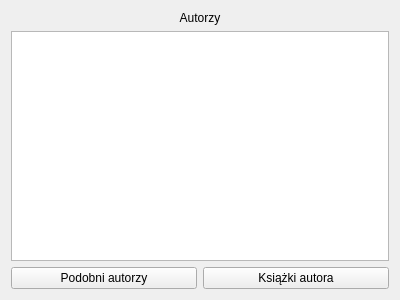
First picture: the form in Views/listAuthorUi.ui, repository Aniket1900/BookDatabase, before the edit.
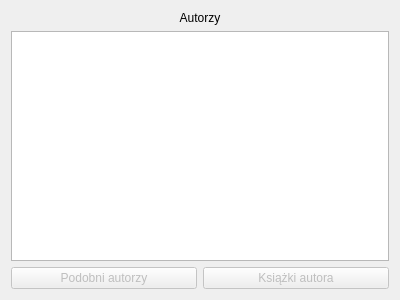
Second picture: the form after the edit.

```diff
--- a/Views/listAuthorUi.ui
+++ b/Views/listAuthorUi.ui
@@ -31,13 +31,19 @@
     <layout class="QHBoxLayout" name="horizontalLayout">
      <item>
       <widget class="QPushButton" name="pushButton">
+       <property name="enabled">
+        <bool>false</bool>
+       </property>
        <property name="text">
         <string>Podobni autorzy</string>
        </property>
       </widget>
      </item>
      <item>
-      <widget class="QPushButton" name="pushButton_2">
+      <widget class="QPushButton" name="authorBookButton">
+       <property name="enabled">
+        <bool>false</bool>
+       </property>
        <property name="text">
         <string>Książki autora</string>
        </property>
```
